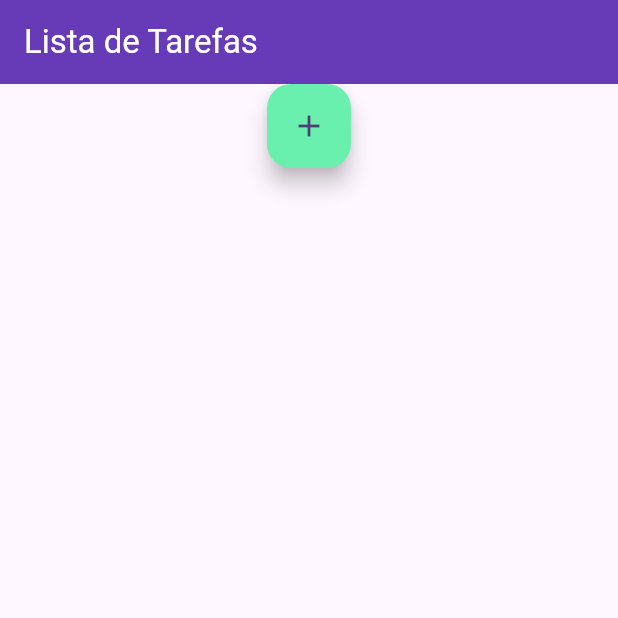
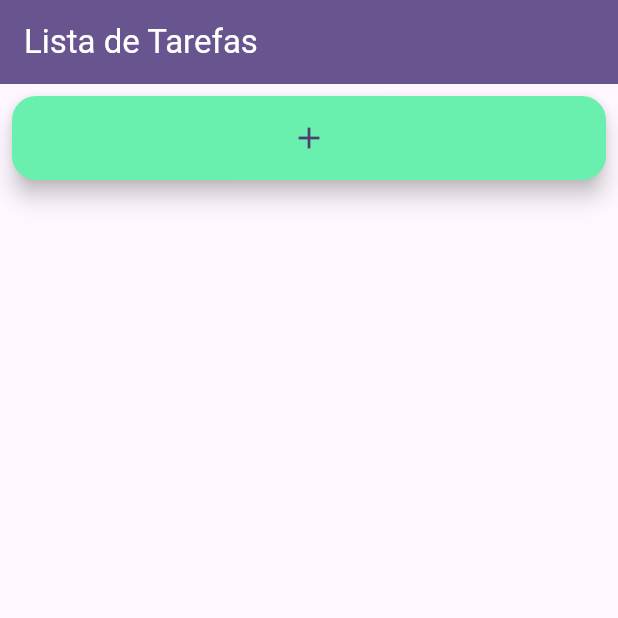
Before and after one commit to tomherc94/todolist, a Flutter app: the screen it shows after launch, after a tap on the "add" icon, on a phone screen of 412 x 824 dp, the top half of it. Run offline on Flutter 3.47's test engine with Material 3 defaults, Android fonts, the phone set to English and light mode, and no system bars.

```diff
--- a/lib/models/task.dart
+++ b/lib/models/task.dart
@@ -1,7 +1,6 @@
 class Task {
-  final int id;
   final String value;
   final bool status;
 
-  Task(this.id, this.value, this.status);
+  Task(this.value, this.status);
 }
--- a/lib/pages/home_page.dart
+++ b/lib/pages/home_page.dart
@@ -1,5 +1,6 @@
 import 'package:flutter/material.dart';
 import 'package:todo_list/models/task.dart';
+import 'package:todo_list/pages/home_page_functions.dart';
 
 class HomePage extends StatefulWidget {
   const HomePage({super.key});
@@ -10,28 +11,42 @@ class HomePage extends StatefulWidget {
 
 class _HomePageState extends State<HomePage> {
   List<Task>? listTasks;
-  void _addTask() {}
+
+  void _addTask() {
+
+    Task newTask = Task("item", false);
+
+
+    setState(() {
+      listTasks?.add(newTask);
+    });
+
+
+  }
+
 
   @override
   Widget build(BuildContext context) {
     return Scaffold(
       appBar: AppBar(
+        backgroundColor: Theme.of(context).colorScheme.primary,
         title: const Text("Lista de Tarefas",
             style: TextStyle(color: Colors.white)),
-        backgroundColor: Colors.deepPurple,
       ),
-      body: Center(
-        child: Column(
-          crossAxisAlignment: CrossAxisAlignment.end,
-          children: [
-            FloatingActionButton(
+      body: ListView(
+        padding: const EdgeInsets.all(8),
+        children: <Widget>[
+          if (listTasks != null)
+            for (Task task in listTasks!) gerarTask(task.value),
+          FloatingActionButton(
               backgroundColor: Colors.greenAccent,
+
               onPressed: _addTask,
               child: const Icon(Icons.add),
-            )
-          ],
-        ),
+            ),
+        ],
       ),
+
     );
   }
 }
```
Also changed, not shown: lib/pages/home_page_functions.dart (added, +27 -0 lines).
